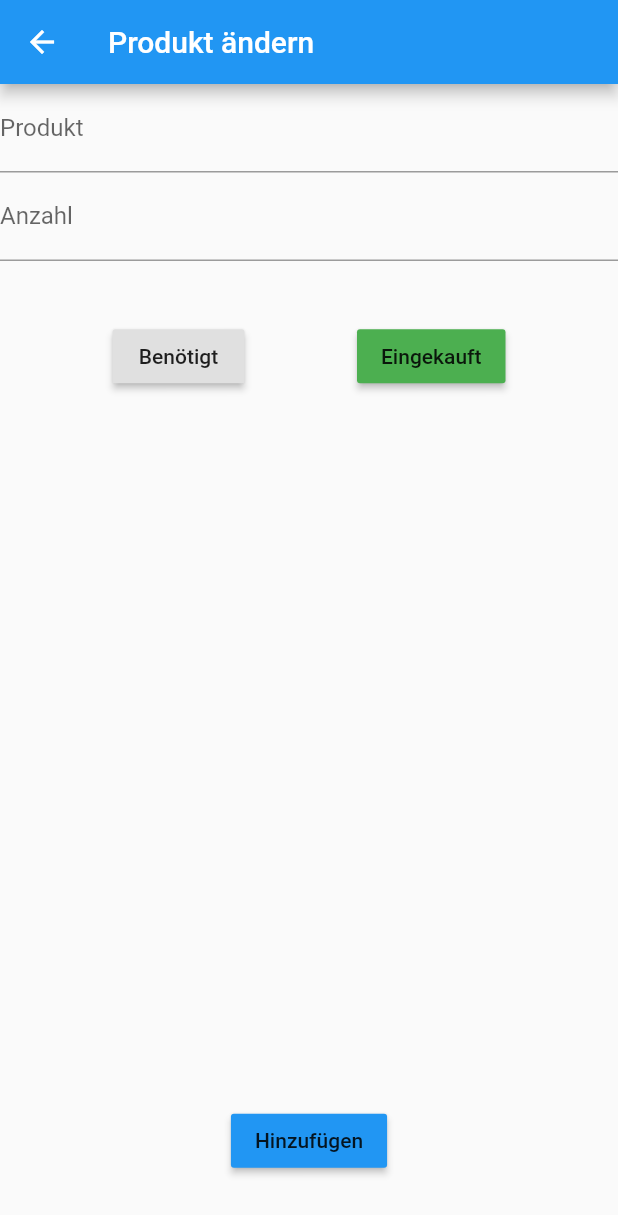
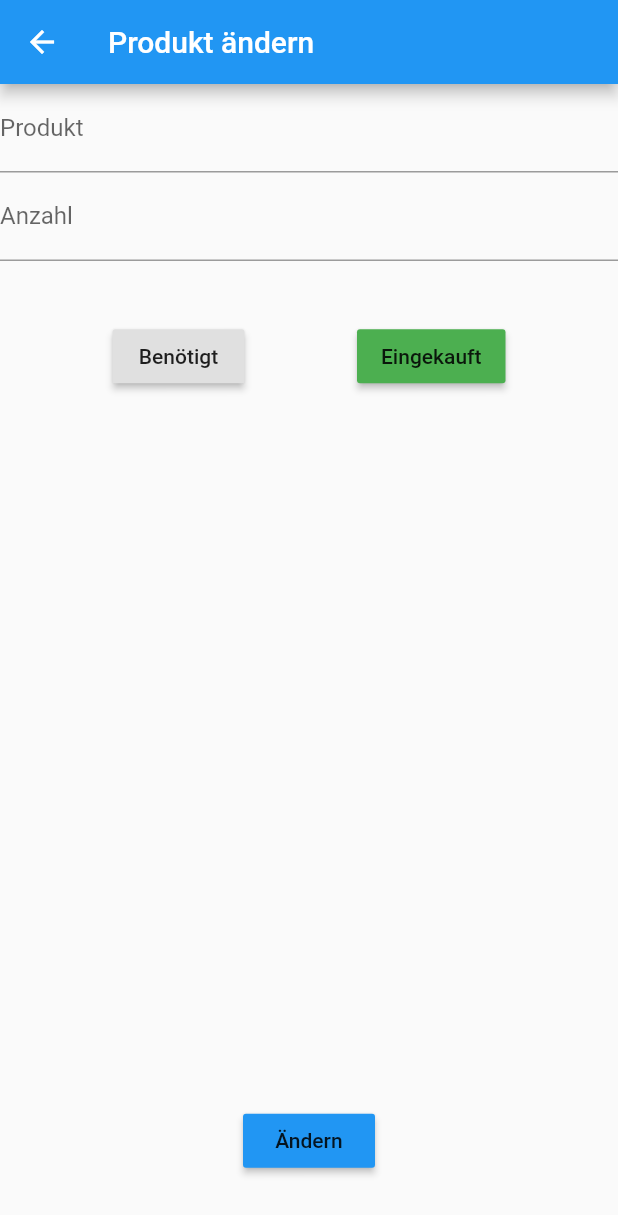
Before and after one commit to Flopi04LP/shoppinglist-app, a Flutter app: the edit_product screen opened directly, on a phone screen of 412 x 824 dp. Shown: the top 1215 px of the screen. Run offline on Flutter 3.47's test engine with Material 2 defaults, Android fonts, the phone set to English and light mode, and no system bars; our stand-ins replace cloud_firestore, firebase_core; accounts and stored records are empty.

Commit message:
Version 1.0

```diff
--- a/lib/pages/edit_product.dart
+++ b/lib/pages/edit_product.dart
@@ -13,8 +13,9 @@ class _edit_productState extends State<edit_product> {
   late TextEditingController _controller;
   late TextEditingController _controller2;
 
+  @override
   void initState() {
-    if (status_edit == "true") {
+    if (status_edit == "false") {
       _isSelected = [true, false];
     } else {
       _isSelected = [false, true];
@@ -122,7 +123,7 @@ class _edit_productState extends State<edit_product> {
                     Navigator.of(context).pop();
                   },
                   color: Colors.blue,
-                  child: const Text("Hinzufügen"))
+                  child: const Text("Ändern"))
             ],
           ),
           const Spacer(flex: 1),
```
